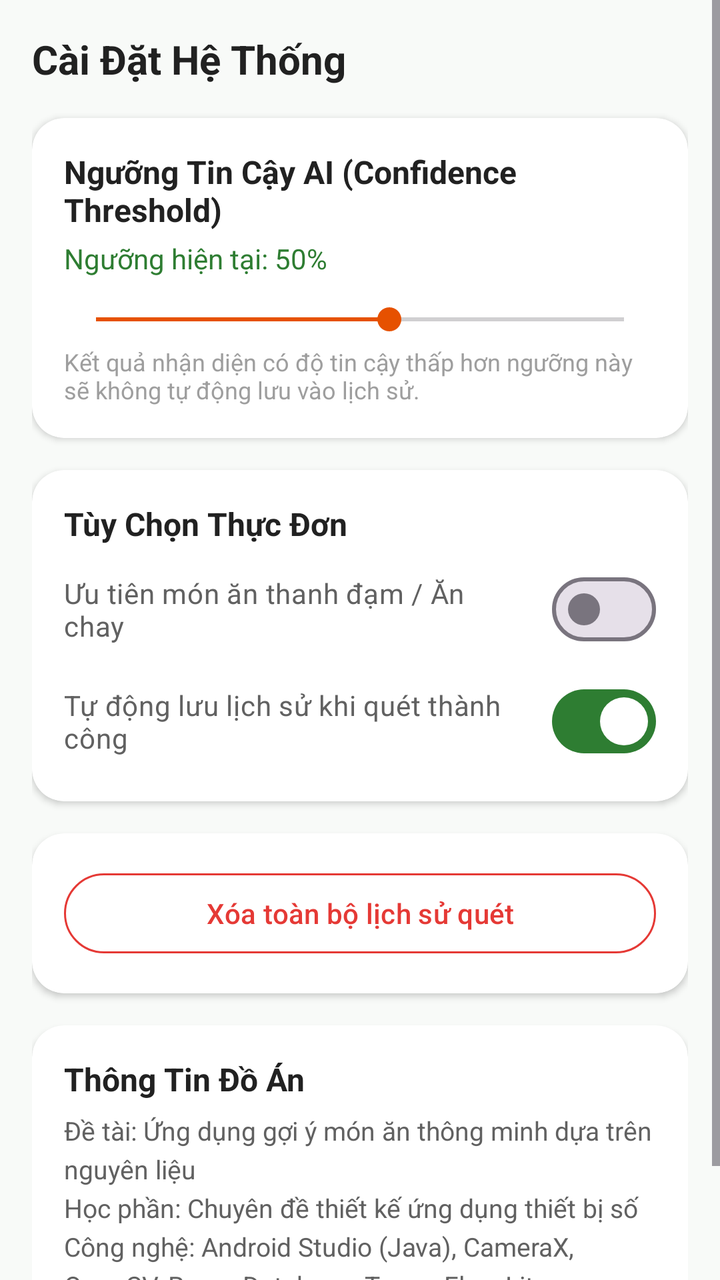
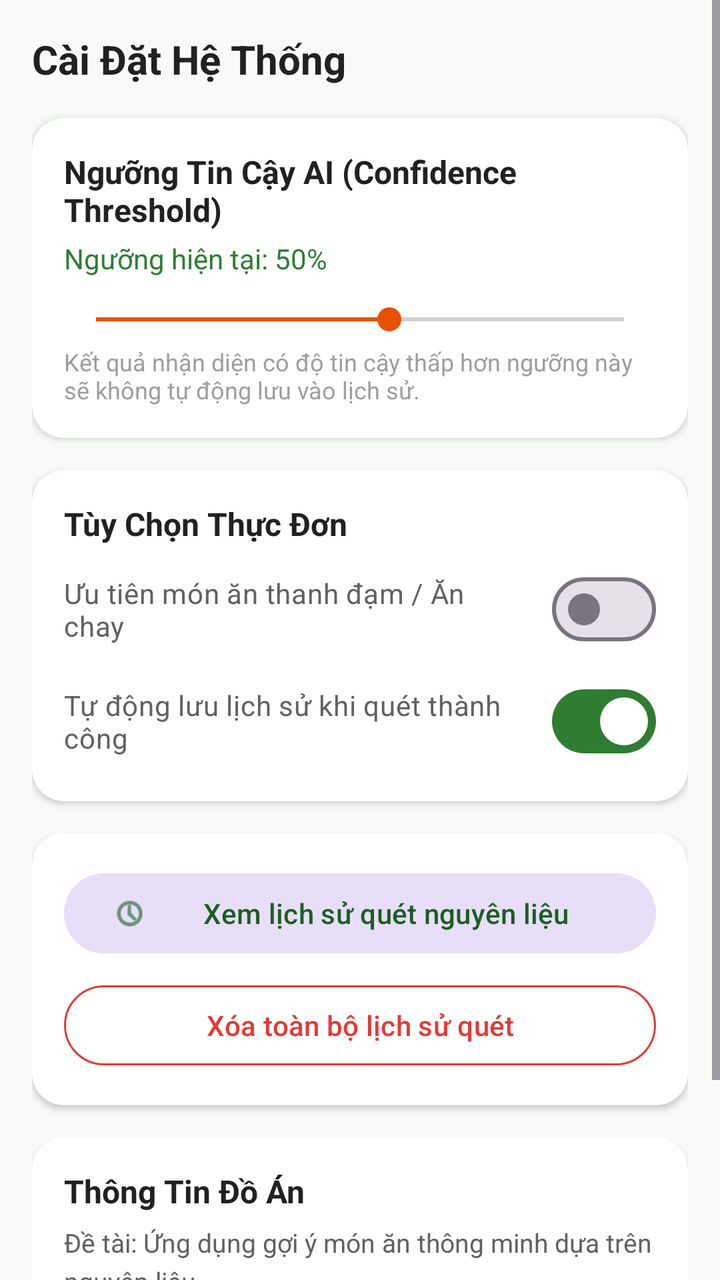

An Android layout rendered at two revisions. The XML below is the earlier revision; the diff shows what the commit changed to produce the second picture.
<!-- AndroidManifest.xml: application theme Theme.FoodSuggest -->
<!-- res/layout/fragment_settings.xml -->
<?xml version="1.0" encoding="utf-8"?>
<ScrollView xmlns:android="http://schemas.android.com/apk/res/android"
    xmlns:app="http://schemas.android.com/apk/res-auto"
    android:layout_width="match_parent"
    android:layout_height="match_parent"
    android:background="@color/background">

    <LinearLayout
        android:layout_width="match_parent"
        android:layout_height="wrap_content"
        android:orientation="vertical"
        android:padding="16dp">

        <TextView
            android:layout_width="match_parent"
            android:layout_height="wrap_content"
            android:layout_marginBottom="16dp"
            android:text="Cài Đặt Hệ Thống"
            android:textColor="@color/text_primary"
            android:textSize="20sp"
            android:textStyle="bold" />

        
        <androidx.cardview.widget.CardView
            android:layout_width="match_parent"
            android:layout_height="wrap_content"
            android:layout_marginBottom="16dp"
            app:cardBackgroundColor="@color/surface"
            app:cardCornerRadius="16dp"
            app:cardElevation="2dp">

            <LinearLayout
                android:layout_width="match_parent"
                android:layout_height="wrap_content"
                android:orientation="vertical"
                android:padding="16dp">

                <TextView
                    android:layout_width="wrap_content"
                    android:layout_height="wrap_content"
                    android:text="Ngưỡng Tin Cậy AI (Confidence Threshold)"
                    android:textColor="@color/text_primary"
                    android:textSize="16sp"
                    android:textStyle="bold" />

                <TextView
                    android:id="@+id/textThresholdValue"
                    android:layout_width="wrap_content"
                    android:layout_height="wrap_content"
                    android:layout_marginTop="4dp"
                    android:text="Ngưỡng hiện tại: 50%"
                    android:textColor="@color/primary"
                    android:textSize="14sp" />

                <SeekBar
                    android:id="@+id/seekBarThreshold"
                    android:layout_width="match_parent"
                    android:layout_height="wrap_content"
                    android:layout_marginTop="12dp"
                    android:max="90"
                    android:progress="50" />

                <TextView
                    android:layout_width="wrap_content"
                    android:layout_height="wrap_content"
                    android:layout_marginTop="4dp"
                    android:text="Kết quả nhận diện có độ tin cậy thấp hơn ngưỡng này sẽ không tự động lưu vào lịch sử."
                    android:textColor="@color/text_hint"
                    android:textSize="12sp" />
            </LinearLayout>
        </androidx.cardview.widget.CardView>

        
        <androidx.cardview.widget.CardView
            android:layout_width="match_parent"
            android:layout_height="wrap_content"
            android:layout_marginBottom="16dp"
            app:cardBackgroundColor="@color/surface"
            app:cardCornerRadius="16dp"
            app:cardElevation="2dp">

            <LinearLayout
                android:layout_width="match_parent"
                android:layout_height="wrap_content"
                android:orientation="vertical"
                android:padding="16dp">

                <TextView
                    android:layout_width="wrap_content"
                    android:layout_height="wrap_content"
                    android:text="Tùy Chọn Thực Đơn"
                    android:textColor="@color/text_primary"
                    android:textSize="16sp"
                    android:textStyle="bold" />

                <com.google.android.material.materialswitch.MaterialSwitch
                    android:id="@+id/switchVegetarian"
                    android:layout_width="match_parent"
                    android:layout_height="wrap_content"
                    android:layout_marginTop="8dp"
                    android:text="Ưu tiên món ăn thanh đạm / Ăn chay"
                    android:textColor="@color/text_secondary" />

                <com.google.android.material.materialswitch.MaterialSwitch
                    android:id="@+id/switchAutoSave"
                    android:layout_width="match_parent"
                    android:layout_height="wrap_content"
                    android:layout_marginTop="8dp"
                    android:checked="true"
                    android:text="Tự động lưu lịch sử khi quét thành công"
                    android:textColor="@color/text_secondary" />
            </LinearLayout>
        </androidx.cardview.widget.CardView>

        
        <androidx.cardview.widget.CardView
            android:layout_width="match_parent"
            android:layout_height="wrap_content"
            android:layout_marginBottom="16dp"
            app:cardBackgroundColor="@color/surface"
            app:cardCornerRadius="16dp"
            app:cardElevation="2dp">

            <LinearLayout
                android:layout_width="match_parent"
                android:layout_height="wrap_content"
                android:orientation="vertical"
                android:padding="16dp">

                <com.google.android.material.button.MaterialButton
                    android:id="@+id/buttonClearHistory"
                    style="@style/Widget.Material3.Button.OutlinedButton"
                    android:layout_width="match_parent"
                    android:layout_height="wrap_content"
                    android:text="Xóa toàn bộ lịch sử quét"
                    android:textColor="@color/error"
                    app:strokeColor="@color/error" />
            </LinearLayout>
        </androidx.cardview.widget.CardView>

        
        <androidx.cardview.widget.CardView
            android:layout_width="match_parent"
            android:layout_height="wrap_content"
            app:cardBackgroundColor="@color/surface"
            app:cardCornerRadius="16dp"
            app:cardElevation="2dp">

            <LinearLayout
                android:layout_width="match_parent"
                android:layout_height="wrap_content"
                android:orientation="vertical"
                android:padding="16dp">

                <TextView
                    android:layout_width="wrap_content"
                    android:layout_height="wrap_content"
                    android:text="Thông Tin Đồ Án"
                    android:textColor="@color/text_primary"
                    android:textSize="16sp"
                    android:textStyle="bold" />

                <TextView
                    android:layout_width="wrap_content"
                    android:layout_height="wrap_content"
                    android:layout_marginTop="6dp"
                    android:lineSpacingExtra="4dp"
                    android:text="Đề tài: Ứng dụng gợi ý món ăn thông minh dựa trên nguyên liệu\nHọc phần: Chuyên đề thiết kế ứng dụng thiết bị số\nCông nghệ: Android Studio (Java), CameraX, OpenCV, Room Database, TensorFlow Lite.\nĐơn vị: Trường Đại học Cửu Long (MKU)"
                    android:textColor="@color/text_secondary"
                    android:textSize="13sp" />
            </LinearLayout>
        </androidx.cardview.widget.CardView>

    </LinearLayout>

</ScrollView>
<!-- resources referenced by this layout -->
<resources>
  <color name="background">#F8FAF8</color>
  <color name="error">#E53935</color>
  <color name="primary">#2E7D32</color>
  <color name="surface">#FFFFFF</color>
  <color name="text_hint">#9E9E9E</color>
  <color name="text_primary">#212121</color>
  <color name="text_secondary">#616161</color>
  <style name="Theme.FoodSuggest" parent="Theme.Material3.DayNight">
          
          <item name="colorPrimary">@color/primary</item>
          <item name="colorPrimaryVariant">@color/primary_variant</item>
          <item name="colorOnPrimary">@color/on_primary</item>
          
          <item name="colorSecondary">@color/secondary</item>
          <item name="colorSecondaryVariant">@color/secondary_dark</item>
          <item name="colorOnSecondary">@color/white</item>
          
          <item name="android:statusBarColor">@color/primary_dark</item>
          <item name="android:windowLightStatusBar">false</item>
      </style>
  <color name="primary_variant">#388E3C</color>
  <color name="on_primary">#FFFFFF</color>
  <color name="secondary">#E65100</color>
  <color name="secondary_dark">#BF360C</color>
  <color name="white">#FFFFFFFF</color>
  <color name="primary_dark">#1B5E20</color>
</resources>

<!-- the commit's change to res/layout/fragment_settings.xml (unified diff, before → after) -->
@@ -128,6 +128,17 @@
                 android:padding="16dp">
 
                 <com.google.android.material.button.MaterialButton
+                    android:id="@+id/buttonViewHistory"
+                    style="@style/Widget.Material3.Button.TonalButton"
+                    android:layout_width="match_parent"
+                    android:layout_height="wrap_content"
+                    android:layout_marginBottom="8dp"
+                    android:text="Xem lịch sử quét nguyên liệu"
+                    android:textColor="@color/primary_dark"
+                    app:icon="@android:drawable/ic_menu_recent_history"
+                    app:iconTint="@color/primary_dark" />
+
+                <com.google.android.material.button.MaterialButton
                     android:id="@+id/buttonClearHistory"
                     style="@style/Widget.Material3.Button.OutlinedButton"
                     android:layout_width="match_parent"
